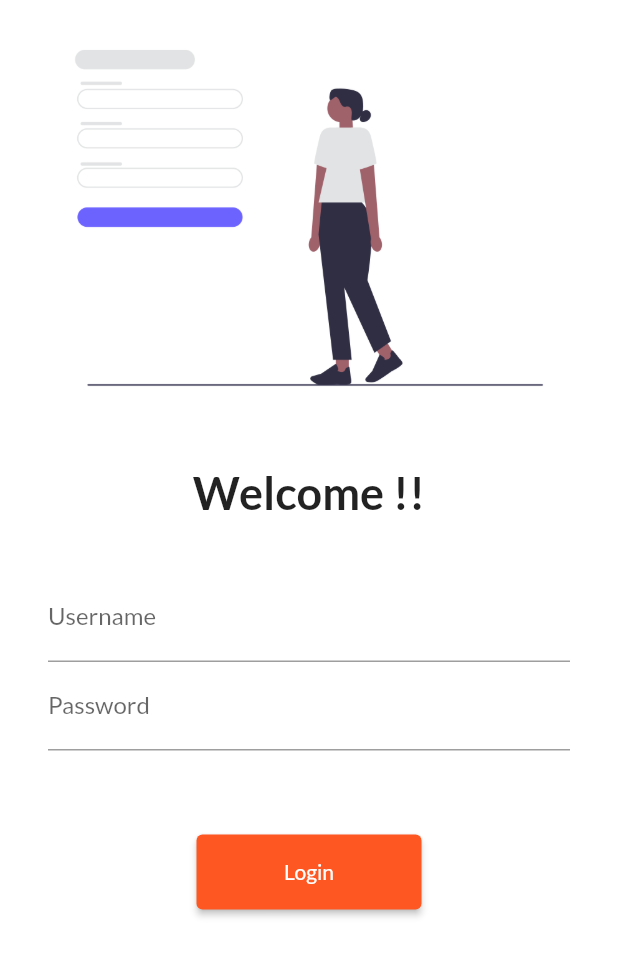
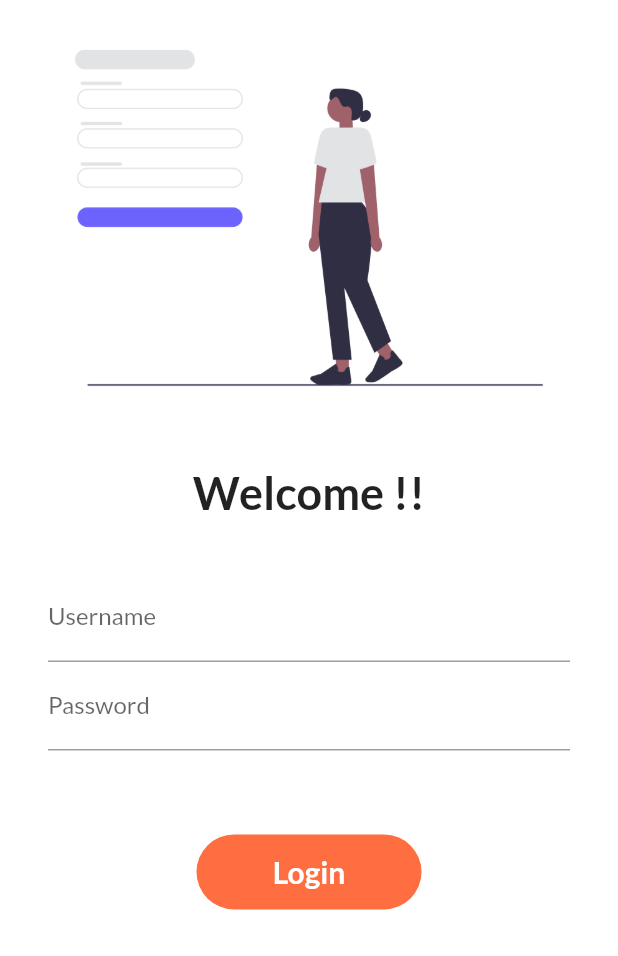
Before and after one commit to bmerchant22/Flutter_tut, a Flutter app: the screen it shows after launch, on a phone screen of 412 x 824 dp. Shown: the top 956 px of the screen. Run offline on Flutter 3.47's test engine with Material 2 defaults, Android fonts, the phone set to English and light mode, and no system bars; our stand-ins replace google_fonts.

Commit message:
Chapter 6 completed

```diff
--- a/lib/pages/login_page.dart
+++ b/lib/pages/login_page.dart
@@ -1,7 +1,15 @@
 import 'package:flutter/material.dart';
 import 'package:flutter_application_1/utils/routes.dart';
 
-class LoginPage extends StatelessWidget {
+class LoginPage extends StatefulWidget {
+  @override
+  State<LoginPage> createState() => _LoginPageState();
+}
+
+class _LoginPageState extends State<LoginPage> {
+  String name= "";
+  bool changeButton = false;
+
   @override
   Widget build(BuildContext context) {
     return Material(
@@ -11,7 +19,7 @@ class LoginPage extends StatelessWidget {
           children: [
             Image.asset("assets/images/login.png"),
             SizedBox(height: 20,),
-            Text("Welcome !!", style: TextStyle(
+            Text("Welcome $name!!", style: TextStyle(
               fontSize: 30,
               fontWeight: FontWeight.bold,
             ),),
@@ -24,6 +32,10 @@ class LoginPage extends StatelessWidget {
                       hintText: "Enter username",
                       labelText: "Username",
                     ),
+                    onChanged: (value) {
+                      name = value;
+                      setState(() {});
+                    },
                   ),
                   TextFormField(
                     obscureText: true,
@@ -36,16 +48,49 @@ class LoginPage extends StatelessWidget {
         ),
             ),
             SizedBox(height: 40,),
-            ElevatedButton(
-              child: Text("Login"),
-              style: TextButton.styleFrom(
-                minimumSize: Size(150, 50)
+
+            InkWell(
+              onTap: () async {
+                Navigator.pushNamed(context, MyRoutes.homeRoute);
+                setState(() {
+                  changeButton= true;
+                });
+
+                await Future.delayed(Duration(seconds: 1));
+              },
+              child: AnimatedContainer(
+                duration: Duration(seconds: 1),
+                height: 50,
+                width: changeButton? 70:150,
+                alignment: Alignment.center,
+                decoration: BoxDecoration(
+                  color: Colors.deepOrangeAccent,
+                  //shape: changeButton? BoxShape.circle:BoxShape.rectangle,
+                  borderRadius: BorderRadius.circular(changeButton? 8:50)
+                ),
+                child: changeButton?
+                Icon(
+                  Icons.done,
+                  color: Colors.white,
+                )
+                    : Text("Login", style: TextStyle(
+                  fontWeight: FontWeight.bold,
+                  fontSize: 20,
+                  color: Colors.white
+                ),),
               ),
-              onPressed: () {
-                Navigator.pushNamed(context, MyRoutes.homeRoute);
-              },
+            ),
 
-            )
+            // ElevatedButton(
+            //   child: Text("Login"),
+            //   style: TextButton.styleFrom(
+            //     minimumSize: Size(150, 50)
+            //   ),
+            //   onPressed: () {
+            //     Navigator.pushNamed(context, MyRoutes.homeRoute);
+            //   },
+            //
+            // )
         ],
         ),
       ),
```
